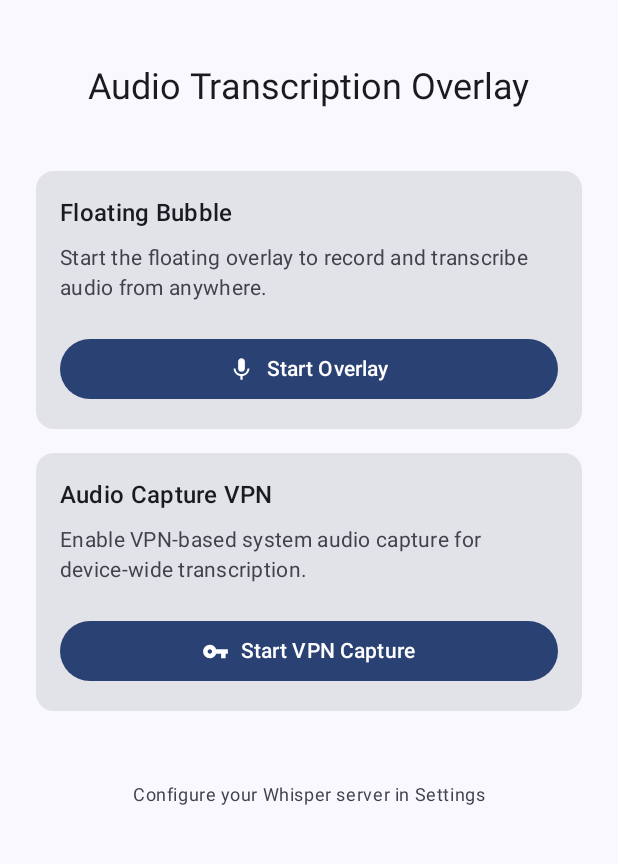
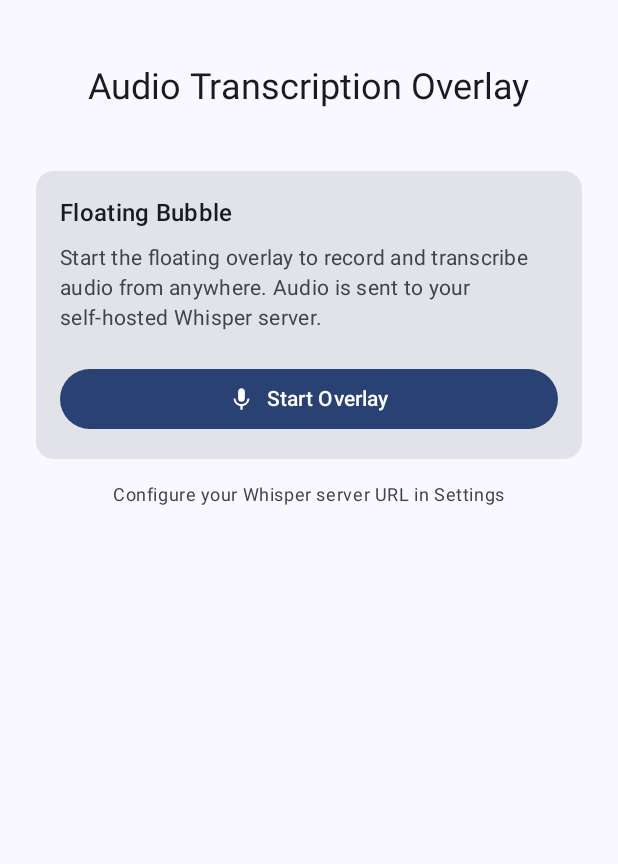
Before and after one commit to Code-Fixxers/whisper-transcriber-android, an Android app built with Jetpack Compose: the HomeScreen screen opened through its navigation route, on a phone screen of 412 x 824 dp, the part 69-933 px from its top. Run offline under Robolectric (Android 15) with nearby library versions, the phone set to English and light mode, and no system bars.

Commit message:
refactor: Remove VPN service, simplify to mic + Whisper server
User runs Tailscale/ZeroTier for networking, so the in-app VPN
was unnecessary. The app now simply records via mic and sends
audio to a self-hosted Whisper server over the network.

Removed:
- AudioCaptureVpnService and BIND_VPN_SERVICE permission
- FOREGROUND_SERVICE_MEDIA_PROJECTION permission
- VPN toggle card from home screen

https://claude.ai/code/session_01ToKgc86ZWSEyGxQBcaridp

```diff
--- a/app/src/main/java/com/whispertranscriber/MainActivity.kt
+++ b/app/src/main/java/com/whispertranscriber/MainActivity.kt
@@ -1,10 +1,7 @@
 package com.whispertranscriber
 
 import android.Manifest
-import android.app.Activity
 import android.content.Intent
-import android.content.pm.PackageManager
-import android.net.VpnService
 import android.os.Build
 import android.os.Bundle
 import android.provider.Settings
@@ -14,7 +11,6 @@ import androidx.activity.compose.setContent
 import androidx.activity.result.contract.ActivityResultContracts
 import androidx.compose.foundation.layout.Arrangement
 import androidx.compose.foundation.layout.Column
-import androidx.compose.foundation.layout.Row
 import androidx.compose.foundation.layout.Spacer
 import androidx.compose.foundation.layout.fillMaxSize
 import androidx.compose.foundation.layout.fillMaxWidth
@@ -26,7 +22,6 @@ import androidx.compose.material.icons.Icons
 import androidx.compose.material.icons.filled.Mic
 import androidx.compose.material.icons.filled.Settings
 import androidx.compose.material.icons.filled.Stop
-import androidx.compose.material.icons.filled.VpnKey
 import androidx.compose.material3.Button
 import androidx.compose.material3.ButtonDefaults
 import androidx.compose.material3.Card
@@ -48,7 +43,6 @@ import androidx.navigation.compose.NavHost
 import androidx.navigation.compose.composable
 import androidx.navigation.compose.rememberNavController
 import com.whispertranscriber.data.SettingsStore
-import com.whispertranscriber.service.AudioCaptureVpnService
 import com.whispertranscriber.service.FloatingOverlayService
 import com.whispertranscriber.ui.SettingsScreen
 import com.whispertranscriber.ui.theme.WhisperTranscriberTheme
@@ -57,17 +51,6 @@ class MainActivity : ComponentActivity() {
 
     private lateinit var settingsStore: SettingsStore
     private var overlayRunning by mutableStateOf(false)
-    private var vpnRunning by mutableStateOf(false)
-
-    private val vpnPermissionLauncher = registerForActivityResult(
-        ActivityResultContracts.StartActivityForResult()
-    ) { result ->
-        if (result.resultCode == Activity.RESULT_OK) {
-            startVpnService()
-        } else {
-            Toast.makeText(this, "VPN permission denied", Toast.LENGTH_SHORT).show()
-        }
-    }
 
     private val permissionLauncher = registerForActivityResult(
         ActivityResultContracts.RequestMultiplePermissions()
@@ -91,9 +74,7 @@ class MainActivity : ComponentActivity() {
                         HomeScreen(
                             onSettingsClick = { navController.navigate("settings") },
                             onToggleOverlay = { toggleOverlayService() },
-                            onToggleVpn = { toggleVpnService() },
-                            overlayRunning = overlayRunning,
-                            vpnRunning = vpnRunning
+                            overlayRunning = overlayRunning
                         )
                     }
                     composable("settings") {
@@ -134,31 +115,6 @@ class MainActivity : ComponentActivity() {
             overlayRunning = true
         }
     }
-
-    private fun toggleVpnService() {
-        if (vpnRunning) {
-            val intent = Intent(this, AudioCaptureVpnService::class.java).apply {
-                action = AudioCaptureVpnService.ACTION_STOP
-            }
-            startService(intent)
-            vpnRunning = false
-        } else {
-            val vpnIntent = VpnService.prepare(this)
-            if (vpnIntent != null) {
-                vpnPermissionLauncher.launch(vpnIntent)
-            } else {
-                startVpnService()
-            }
-        }
-    }
-
-    private fun startVpnService() {
-        val intent = Intent(this, AudioCaptureVpnService::class.java).apply {
-            action = AudioCaptureVpnService.ACTION_START
-        }
-        startForegroundService(intent)
-        vpnRunning = true
-    }
 }
 
 @OptIn(ExperimentalMaterial3Api::class)
@@ -166,9 +122,7 @@ class MainActivity : ComponentActivity() {
 fun HomeScreen(
     onSettingsClick: () -> Unit,
     onToggleOverlay: () -> Unit,
-    onToggleVpn: () -> Unit,
-    overlayRunning: Boolean,
-    vpnRunning: Boolean
+    overlayRunning: Boolean
 ) {
     Scaffold(
         topBar = {
@@ -197,16 +151,15 @@ fun HomeScreen(
 
             Spacer(Modifier.height(8.dp))
 
-            Card(
-                modifier = Modifier.fillMaxWidth()
-            ) {
+            Card(modifier = Modifier.fillMaxWidth()) {
                 Column(
                     modifier = Modifier.padding(16.dp),
                     verticalArrangement = Arrangement.spacedBy(8.dp)
                 ) {
                     Text("Floating Bubble", style = MaterialTheme.typography.titleMedium)
                     Text(
-                        "Start the floating overlay to record and transcribe audio from anywhere.",
+                        "Start the floating overlay to record and transcribe audio from anywhere. " +
+                            "Audio is sent to your self-hosted Whisper server.",
                         style = MaterialTheme.typography.bodyMedium,
                         color = MaterialTheme.colorScheme.onSurfaceVariant
                     )
@@ -231,52 +184,11 @@ fun HomeScreen(
                 }
             }
 
-            Card(
-                modifier = Modifier.fillMaxWidth()
-            ) {
-                Column(
-                    modifier = Modifier.padding(16.dp),
-                    verticalArrangement = Arrangement.spacedBy(8.dp)
-                ) {
-                    Text("Audio Capture VPN", style = MaterialTheme.typography.titleMedium)
-                    Text(
-                        "Enable VPN-based system audio capture for device-wide transcription.",
-                        style = MaterialTheme.typography.bodyMedium,
-                        color = MaterialTheme.colorScheme.onSurfaceVariant
-                    )
-                    Spacer(Modifier.height(4.dp))
-                    Button(
-                        onClick = onToggleVpn,
-                        modifier = Modifier.fillMaxWidth(),
-                        colors = if (vpnRunning) {
-                            ButtonDefaults.buttonColors(containerColor = MaterialTheme.colorScheme.error)
-                        } else {
-                            ButtonDefaults.buttonColors()
-                        }
-                    ) {
-                        Icon(
-                            if (vpnRunning) Icons.Default.Stop else Icons.Default.VpnKey,
-                            contentDescription = null,
-                            modifier = Modifier.size(18.dp)
-                        )
-                        Spacer(Modifier.width(8.dp))
-                        Text(if (vpnRunning) "Stop VPN" else "Start VPN Capture")
-                    }
-                }
-            }
-
-            Spacer(Modifier.height(16.dp))
-
-            Row(
-                modifier = Modifier.fillMaxWidth(),
-                horizontalArrangement = Arrangement.Center
-            ) {
-                Text(
-                    "Configure your Whisper server in Settings",
-                    style = MaterialTheme.typography.bodySmall,
-                    color = MaterialTheme.colorScheme.onSurfaceVariant
-                )
-            }
+            Text(
+                "Configure your Whisper server URL in Settings",
+                style = MaterialTheme.typography.bodySmall,
+                color = MaterialTheme.colorScheme.onSurfaceVariant
+            )
         }
     }
 }
--- a/app/src/main/res/values/strings.xml
+++ b/app/src/main/res/values/strings.xml
@@ -2,9 +2,6 @@
 <resources>
     <string name="app_name">Whisper Transcriber</string>
     <string name="channel_overlay">Overlay Service</string>
-    <string name="channel_vpn">Audio Capture VPN</string>
     <string name="notification_overlay_title">Whisper Transcriber Active</string>
     <string name="notification_overlay_text">Floating bubble is running</string>
-    <string name="notification_vpn_title">Audio Capture Active</string>
-    <string name="notification_vpn_text">Capturing device audio for transcription</string>
 </resources>
```
Also changed, not shown: app/src/main/AndroidManifest.xml (+1 -13 lines), app/src/main/java/com/whispertranscriber/service/AudioCaptureVpnService.kt (deleted, +0 -186 lines).
